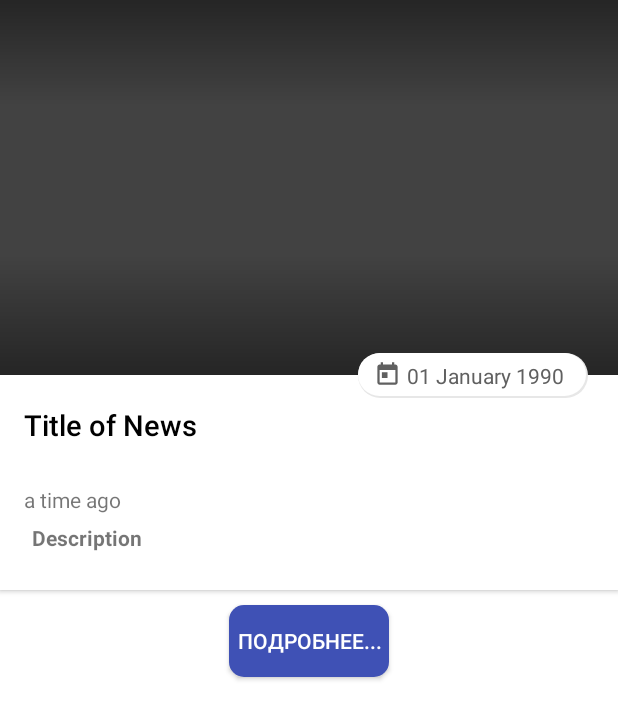
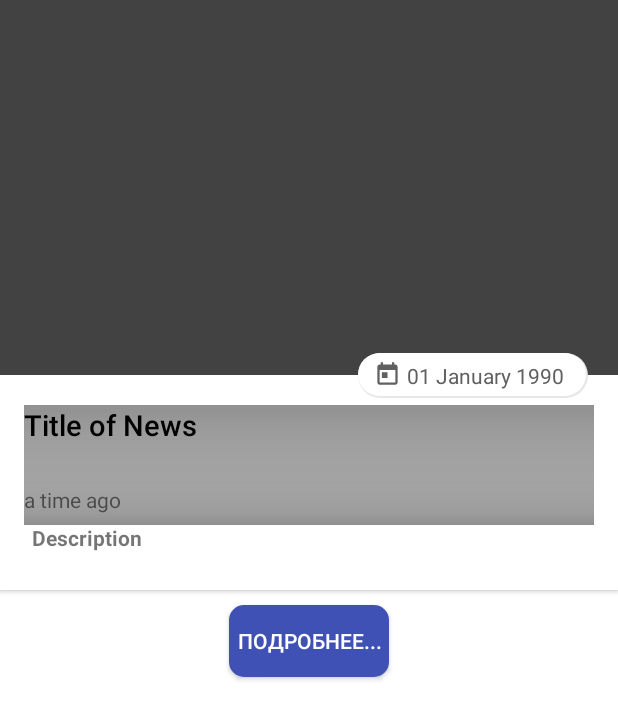
Before and after one commit to Sergu9ary/NewsApp, an Android app: the layout activity_detail_news.xml on its own in the app's theme, with its tools: preview values and no code run, on a phone screen of 412 x 824 dp. Shown: the top 719 px of the screen. Run offline under Robolectric (Android 15) with nearby library versions, the phone set to English and light mode, and no system bars.

Commit message:
first final version

```diff
--- a/app/src/main/res/layout/activity_detail_news.xml
+++ b/app/src/main/res/layout/activity_detail_news.xml
@@ -33,32 +33,6 @@
                 app:layout_collapseMode="parallax"
                 android:transitionName="img"
                 tools:ignore="UnusedAttribute" />
-
-            <RelativeLayout
-                android:id="@+id/headerContent"
-                app:layout_collapseMode="pin"
-                android:fitsSystemWindows="true"
-                android:layout_width="match_parent"
-                android:layout_height="match_parent"
-                android:layout_centerInParent="true"
-                android:orientation="vertical">
-
-                <ImageView
-                    android:src="@drawable/top_shadow"
-                    android:scaleType="centerCrop"
-                    android:layout_width="match_parent"
-                    android:layout_height="70dp" />
-
-                <ImageView
-                    android:layout_alignParentBottom="true"
-                    android:src="@drawable/bottom_shadow"
-                    android:id="@+id/img2"
-                    android:layout_alignBottom="@id/img2"
-                    android:scaleType="centerCrop"
-                    android:layout_width="match_parent"
-                    android:layout_height="80dp" />
-
-            </RelativeLayout>
 
             <androidx.appcompat.widget.Toolbar
                 android:id="@+id/toolbar"
@@ -133,6 +107,31 @@
                         android:textStyle="bold"
                         android:layout_margin="5dp">
                     </TextView>
+
+                    <RelativeLayout
+                        android:id="@+id/headerContent"
+                        android:layout_width="match_parent"
+                        android:layout_height="match_parent"
+                        android:fitsSystemWindows="true"
+                        android:orientation="vertical"
+                        app:layout_collapseMode="pin">
+
+                        <ImageView
+                            android:layout_width="match_parent"
+                            android:layout_height="70dp"
+                            android:scaleType="centerCrop"
+                            android:src="@drawable/top_shadow" />
+
+                        <ImageView
+                            android:id="@+id/img2"
+                            android:layout_width="match_parent"
+                            android:layout_height="80dp"
+                            android:layout_alignBottom="@id/img2"
+                            android:layout_alignParentBottom="true"
+                            android:scaleType="centerCrop"
+                            android:src="@drawable/bottom_shadow" />
+
+                    </RelativeLayout>
                 </RelativeLayout>
             </androidx.cardview.widget.CardView>
 
```
Also changed, not shown: 1 other file.
